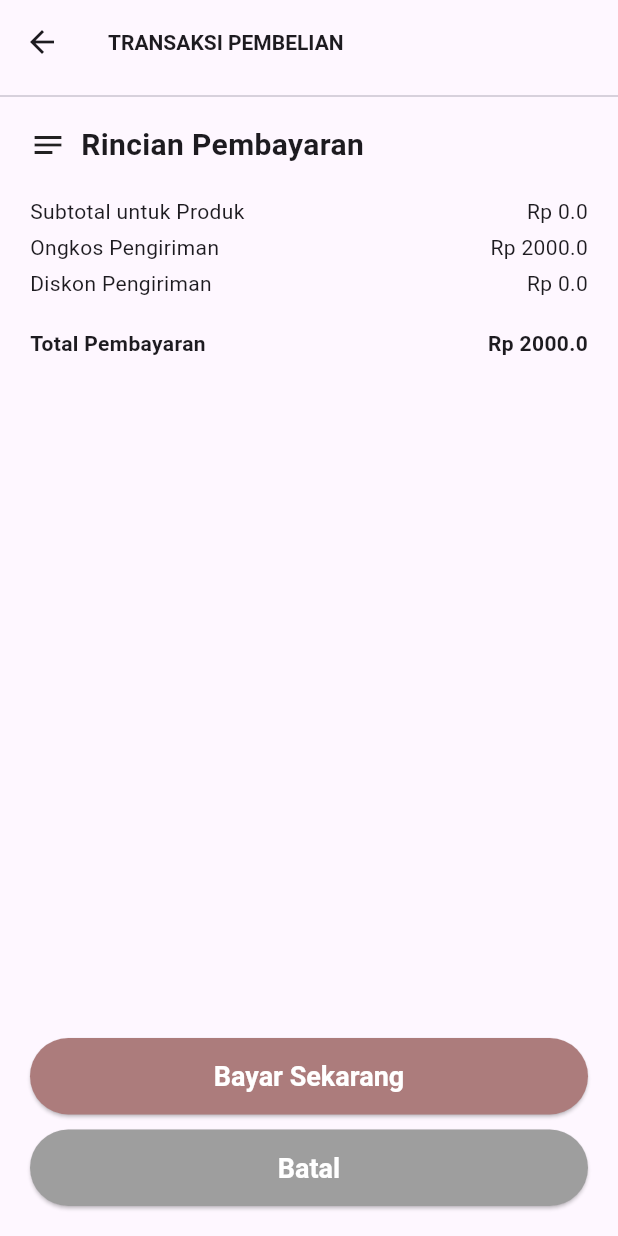
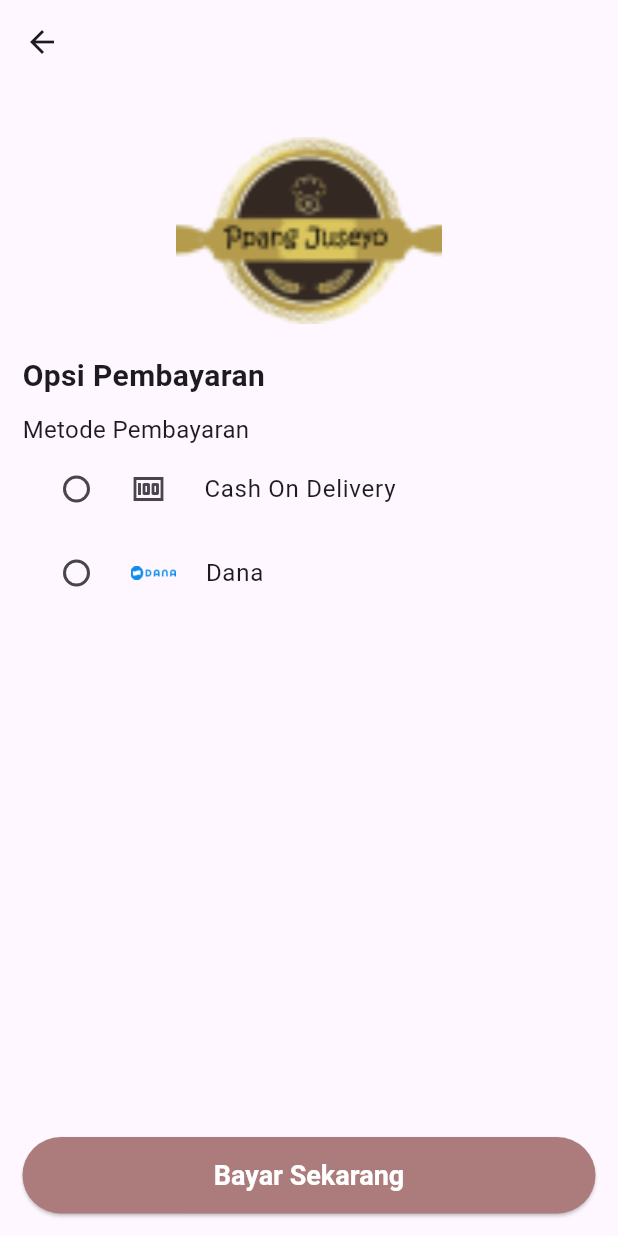
Before and after one commit to ikkromm18/Ppang-Juseyo-App, a Flutter app: the TransaksiPage screen opened directly with empty values, after a tap on "Bayar Sekarang", on a phone screen of 412 x 824 dp. Run offline on Flutter 3.47's test engine with Material 3 defaults, Android fonts, the phone set to English and light mode, and no system bars; our stand-ins replace google_fonts; network calls fail.

Commit message:
feat : membuat page delivery

```diff
--- /dev/null
+++ b/lib/pages/opsi_pembayaran.dart
@@ -0,0 +1,142 @@
+import 'package:flutter/material.dart';
+import 'package:ppang_juseyo/pages/delivery_page.dart';
+
+class OpsiPembayaranPage extends StatefulWidget {
+  const OpsiPembayaranPage({super.key});
+
+  @override
+  State<OpsiPembayaranPage> createState() => _OpsiPembayaranPageState();
+}
+
+class _OpsiPembayaranPageState extends State<OpsiPembayaranPage> {
+  String? _selectedPaymentMethod;
+
+  @override
+  Widget build(BuildContext context) {
+    return Scaffold(
+      appBar: AppBar(
+        title: Text(""),
+      ),
+      body: Padding(
+        padding: EdgeInsets.all(15.0),
+        child: Column(
+          children: [
+            SizedBox(
+              height: 20.0,
+            ),
+            Center(
+              child: Container(
+                child: Image.asset(
+                  "assets/images/logo1.png",
+                  height: 125.0,
+                  fit: BoxFit.cover,
+                ),
+              ),
+            ),
+            SizedBox(
+              height: 20.0,
+            ),
+            Container(
+              width: MediaQuery.of(context).size.width,
+              child: Text(
+                "Opsi Pembayaran",
+                style: TextStyle(fontWeight: FontWeight.bold, fontSize: 20.0),
+              ),
+            ),
+            SizedBox(
+              height: 10.0,
+            ),
+            Container(
+              width: MediaQuery.of(context).size.width,
+              child: Text(
+                "Metode Pembayaran",
+                style: TextStyle(fontSize: 16),
+              ),
+            ),
+            Expanded(
+              child: ListView(
+                children: [
+                  RadioListTile<String>(
+                    title: Row(
+                      children: [
+                        Icon(Icons.money),
+                        SizedBox(width: 25.0),
+                        Text(
+                          "Cash On Delivery",
+                          style: TextStyle(fontSize: 16),
+                        ),
+                      ],
+                    ),
+                    value: 'cod',
+                    groupValue: _selectedPaymentMethod,
+                    onChanged: (value) {
+                      setState(() {
+                        _selectedPaymentMethod = value;
+                      });
+                    },
+                  ),
+                  RadioListTile<String>(
+                    title: Row(
+                      children: [
+                        Image.asset(
+                          "assets/images/dana.png",
+                          width: 30.0,
+                        ),
+                        SizedBox(width: 20.0),
+                        Text(
+                          "Dana",
+                          style: TextStyle(fontSize: 16),
+                        ),
+                      ],
+                    ),
+                    value: 'dana',
+                    groupValue: _selectedPaymentMethod,
+                    onChanged: (value) {
+                      setState(() {
+                        _selectedPaymentMethod = value;
+                      });
+                    },
+                  ),
+                ],
+              ),
+            ),
+            SizedBox(
+              width: double.infinity,
+              child: ElevatedButton(
+                onPressed: () {
+                  if (_selectedPaymentMethod != null) {
+                    Navigator.push(
+                      context,
+                      MaterialPageRoute(
+                        builder: (context) => DeliveryPage(),
+                      ),
+                    );
+                  } else {
+                    // Tampilkan pesan jika metode pembayaran belum dipilih
+                    ScaffoldMessenger.of(context).showSnackBar(
+                      SnackBar(
+                        content: Text('Silakan pilih metode pembayaran.'),
+                      ),
+                    );
+                  }
+                },
+                child: Text(
+                  'Bayar Sekarang',
+                  style: TextStyle(
+                    color: Colors.white,
+                    fontWeight: FontWeight.bold,
+                  ),
+                ),
+                style: ElevatedButton.styleFrom(
+                  backgroundColor: Color(0xffac7c7c),
+                  padding: EdgeInsets.symmetric(vertical: 15.0),
+                  textStyle: TextStyle(fontSize: 18),
+                ),
+              ),
+            ),
+          ],
+        ),
+      ),
+    );
+  }
+}
--- a/lib/pages/transaksi_page.dart
+++ b/lib/pages/transaksi_page.dart
@@ -1,5 +1,6 @@
 import 'package:flutter/material.dart';
 import 'package:ppang_juseyo/models/selected_product.dart';
+import 'package:ppang_juseyo/pages/opsi_pembayaran.dart';
 
 class TransaksiPage extends StatelessWidget {
   final List<SelectedProduct> selectedProducts;
@@ -203,7 +204,11 @@ class TransaksiPage extends StatelessWidget {
                     width: double.infinity,
                     child: ElevatedButton(
                       onPressed: () {
-                        // Handle Bayar Sekarang action
+                        Navigator.push(
+                          context,
+                          MaterialPageRoute(
+                              builder: (context) => OpsiPembayaranPage()),
+                        );
                       },
                       child: Text(
                         'Bayar Sekarang',
```
Also changed, not shown: lib/pages/delivery_page.dart (added, +240 -0 lines), lib/pages/menu_by_category_page.dart (+21 -14 lines), assets/images/dana.png (added), assets/images/delivery.png (added), assets/images/exampleprofile.png (added).
